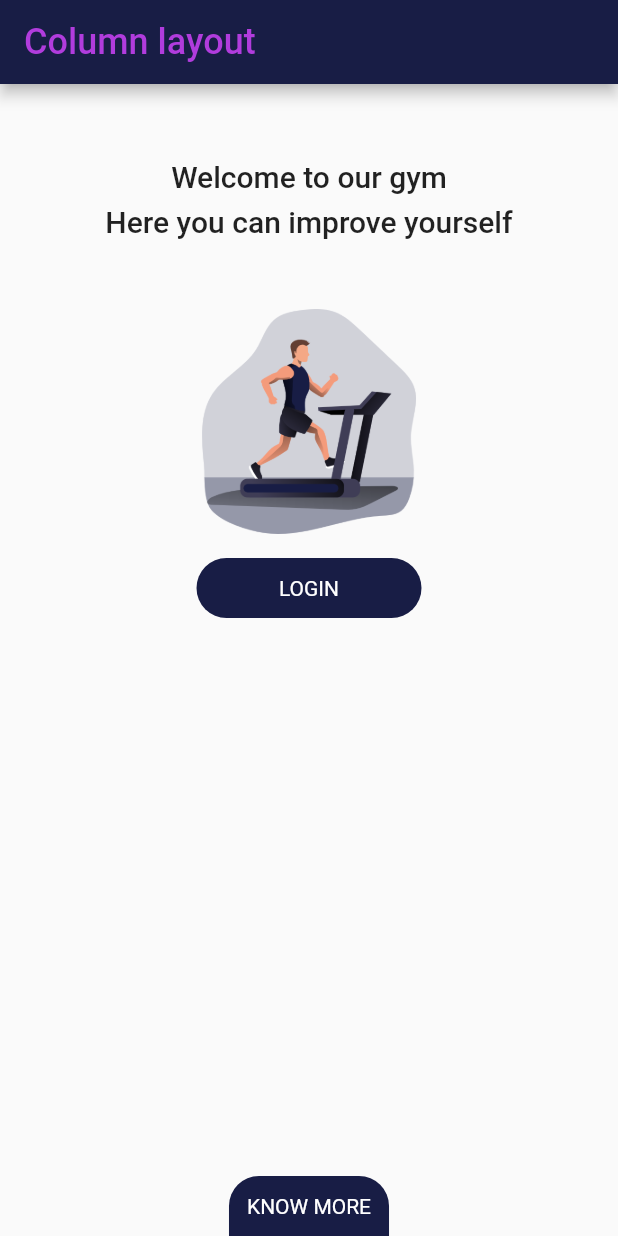
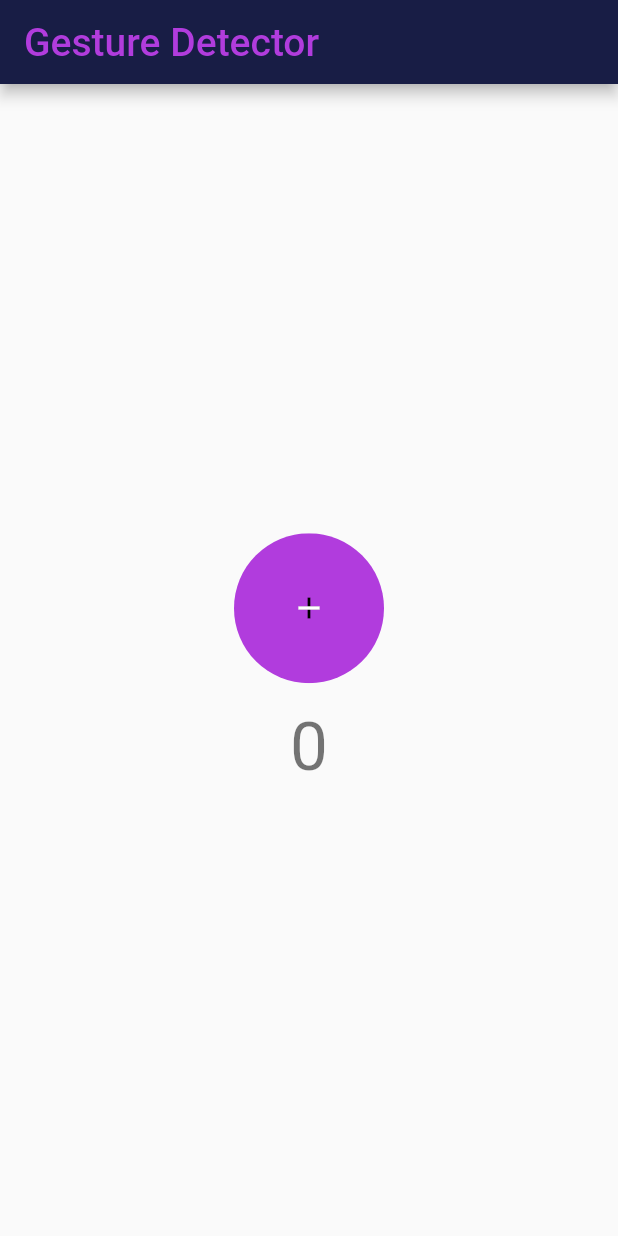
Before and after one commit to Codigo-Base/flutter-garage, a Flutter app: the screen it shows after launch, on a phone screen of 412 x 824 dp. Run offline on Flutter 3.47's test engine with Material 2 defaults, Android fonts, the phone set to English and light mode, and no system bars; generated files the repository leaves out were written again.

Commit message:
Add gesture detector code

```diff
--- a/lib/ui/app.dart
+++ b/lib/ui/app.dart
@@ -1,7 +1,8 @@
 import 'package:flutter/material.dart';
 import 'package:flutter_garage/l10n/generated/l10n.dart';
 import 'package:flutter_garage/ui/apperror/app_error_page.dart';
-import 'package:flutter_garage/ui/columnlayout/column_layout.dart';
+import 'package:flutter_garage/ui/columnlayout/column_layout_page.dart';
+import 'package:flutter_garage/ui/gestures/gestures_page.dart';
 import 'package:flutter_garage/ui/hidekeyboard/hide_keyboard_page.dart';
 import 'package:flutter_garage/ui/intl/intl_page.dart';
 import 'package:flutter_garage/ui/uxform/ux_form_page.dart';
@@ -13,33 +14,28 @@ class MyApp extends StatelessWidget {
     final primaryColor = Color(0xFF181D45);
     final accentColor = Color(0xFFB13CDD);
 
+    final theme = Theme.of(context);
+    final baseTextStyle = theme.textTheme;
+    final textStyle = baseTextStyle
+        .copyWith(headline6: baseTextStyle.headline6?.copyWith(fontSize: 26))
+        .apply(
+          bodyColor: accentColor,
+          displayColor: accentColor,
+        );
+
     return MaterialApp(
       title: 'Flutter Garage',
       debugShowCheckedModeBanner: false,
       theme: ThemeData(
         primaryColor: primaryColor,
-        accentColor: accentColor,
         colorScheme: ColorScheme.fromSwatch(
           accentColor: accentColor,
         ),
         appBarTheme: AppBarTheme(
-            backgroundColor: primaryColor,
-            toolbarTextStyle: Theme.of(context)
-                .textTheme
-                .copyWith(
-                    headline6: Theme.of(context)
-                        .textTheme
-                        .headline6!
-                        .copyWith(color: accentColor, fontSize: 24))
-                .bodyText2,
-            titleTextStyle: Theme.of(context)
-                .textTheme
-                .copyWith(
-                    headline6: Theme.of(context)
-                        .textTheme
-                        .headline6!
-                        .copyWith(color: accentColor, fontSize: 24))
-                .headline6),
+          backgroundColor: primaryColor,
+          toolbarTextStyle: textStyle.headline6,
+          titleTextStyle: textStyle.headline6,
+        ),
         inputDecorationTheme: InputDecorationTheme(
           contentPadding:
               const EdgeInsets.symmetric(horizontal: 13, vertical: 10),
@@ -60,7 +56,7 @@ class MyApp extends StatelessWidget {
         GlobalCupertinoLocalizations.delegate,
       ],
       supportedLocales: S.delegate.supportedLocales,
-      home: ColumnLayout(),
+      home: GesturesPage(),
     );
   }
 }
--- a/lib/ui/columnlayout/column_layout.dart
+++ b/lib/ui/columnlayout/column_layout_page.dart
@@ -2,8 +2,8 @@ import 'package:flutter/material.dart';
 import 'package:flutter/services.dart';
 import 'package:flutter_garage/ui/widget/rounded_button.dart';
 
-class ColumnLayout extends StatelessWidget {
-  const ColumnLayout({Key? key}) : super(key: key);
+class ColumnLayoutPage extends StatelessWidget {
+  const ColumnLayoutPage({Key? key}) : super(key: key);
 
   @override
   Widget build(BuildContext context) {
--- /dev/null
+++ b/lib/ui/gestures/gestures_page.dart
@@ -0,0 +1,112 @@
+import 'package:flutter/material.dart';
+
+class GesturesPage extends StatelessWidget {
+  const GesturesPage({Key? key}) : super(key: key);
+
+  @override
+  Widget build(BuildContext context) {
+    return Scaffold(
+      appBar: AppBar(
+        title: Text('Gesture Detector'),
+      ),
+      body: GesturesView(),
+    );
+  }
+}
+
+class GesturesView extends StatefulWidget {
+  const GesturesView({Key? key}) : super(key: key);
+
+  @override
+  _GesturesViewState createState() => _GesturesViewState();
+}
+
+class _GesturesViewState extends State<GesturesView> {
+  var _counter = 0;
+
+  @override
+  Widget build(BuildContext context) {
+    return Center(
+      child: Column(
+        mainAxisSize: MainAxisSize.min,
+        mainAxisAlignment: MainAxisAlignment.center,
+        children: <Widget>[
+          SizedBox(
+            width: 100,
+            height: 100,
+            child: Stack(
+              children: <Widget>[
+                _CircledButton(
+                  size: 100,
+                  onTap: () => _incrementCounter(2),
+                   onTapDown: () => _incrementCounter(3),
+                  color: Theme.of(context).colorScheme.secondary,
+                  child: Icon(Icons.add, color: Colors.black),
+                ),
+                _CircledButton(
+                  size: 100,
+                  onTap: () => _decrementCounter(1),
+                  //color: Theme.of(context).colorScheme.secondary,
+                  child: Icon(Icons.remove, color: Colors.white),
+                ),
+              ],
+            ),
+          ),
+          const SizedBox(height: 16),
+          Text(
+            '$_counter',
+            style: Theme.of(context).textTheme.headline3,
+          ),
+        ],
+      ),
+    );
+  }
+
+  void _incrementCounter(int value) {
+    setState(() => _counter += value);
+  }
+
+  void _decrementCounter(int value) {
+    setState(() => _counter -= value);
+  }
+}
+
+class _CircledButton extends StatelessWidget {
+  const _CircledButton({
+    Key? key,
+    required this.size,
+    this.behavior,
+    this.onTap,
+    this.onTapDown,
+    this.color,
+    this.child,
+  }) : super(key: key);
+
+  final double size;
+  final VoidCallback? onTap;
+  final VoidCallback? onTapDown;
+  final HitTestBehavior? behavior;
+  final Color? color;
+  final Widget? child;
+
+  @override
+  Widget build(BuildContext context) {
+    return SizedBox(
+      height: size,
+      width: size,
+      child: ClipRRect(
+        borderRadius: BorderRadius.circular(size),
+        child: GestureDetector(
+          onTap: onTap,
+          behavior: HitTestBehavior.translucent,
+          onTapDown: (_) => onTapDown?.call(),
+          child: Container(
+            alignment: Alignment.center,
+            color: color,
+            child: child,
+          ),
+        ),
+      ),
+    );
+  }
+}
```
Also changed, not shown: pubspec.lock.
